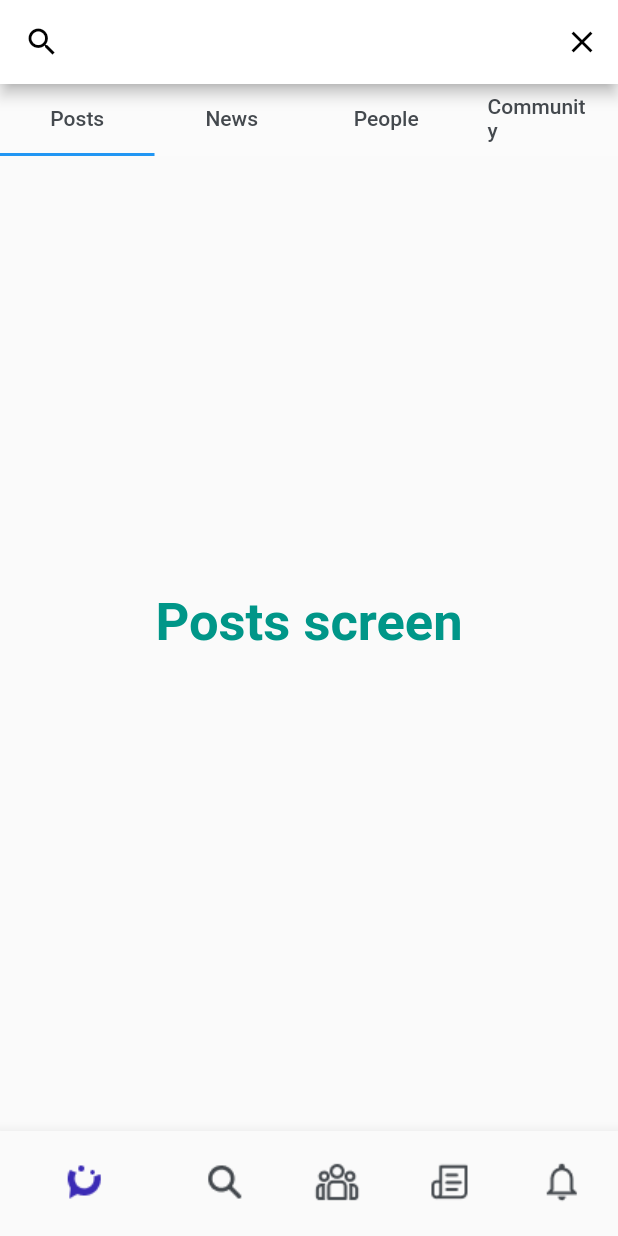
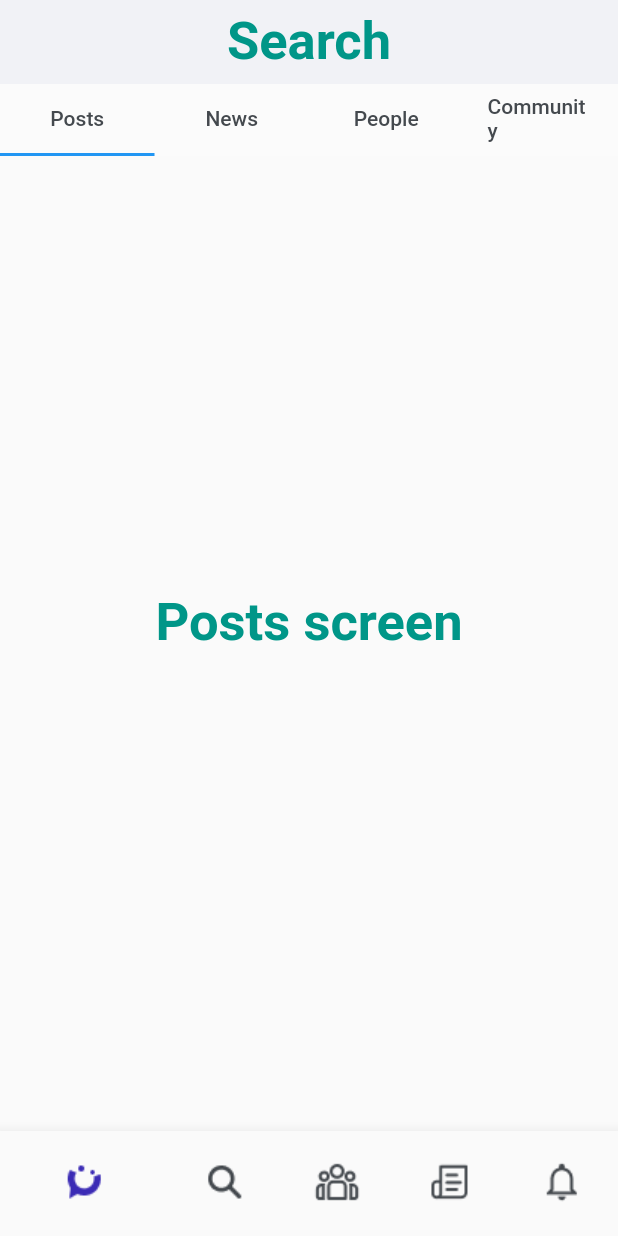
Before and after one commit to alexCodeDev/search, a Flutter app: the screen it shows after launch, on a phone screen of 412 x 824 dp. Run offline on Flutter 3.47's test engine with Material 2 defaults, Android fonts, the phone set to English and light mode, and no system bars.

Commit message:
add search widget

```diff
--- a/lib/main.dart
+++ b/lib/main.dart
@@ -1,6 +1,6 @@
 import 'package:flutter/material.dart';
 
-import 'home_page.dart';
+import 'pages/home_page.dart';
 
 void main() => runApp(MyApp());
 
--- a/lib/home_page.dart
+++ b/lib/pages/home_page.dart
@@ -1,5 +1,6 @@
 import 'package:flutter/material.dart';
-import 'package:search_new/mainscreen_page.dart';
+import 'package:search_new/pages/mainscreen_page.dart';
+import 'package:search_new/widgets/search.dart';
 
 class HomePage extends StatefulWidget {
   @override
@@ -27,12 +28,16 @@ class _HomePageState extends State<HomePage>
   @override
   Widget build(BuildContext context) {
     return Scaffold(
-      appBar: AppBar(
-        centerTitle: true,
-        leading: IconButton(icon: Icon(Icons.search), onPressed: () {}),
-        actions: <Widget>[
-          IconButton(icon: Icon(Icons.close), onPressed: () {}),
-        ],
+      // appBar: AppBar(
+      //   centerTitle: true,
+      //   leading: IconButton(icon: Icon(Icons.search), onPressed: () {}),
+      //   actions: <Widget>[
+      //     IconButton(icon: Icon(Icons.close), onPressed: () {}),
+      //   ],
+      // ),
+      appBar: PreferredSize(
+        child: SearchScreen(),
+        preferredSize: Size(double.infinity, 56),
       ),
       body: MainScreen(),
       bottomNavigationBar: BottomNavigationBar(
--- /dev/null
+++ b/lib/widgets/search.dart
@@ -0,0 +1,16 @@
+import 'package:flutter/material.dart';
+
+class SearchScreen extends StatelessWidget {
+  @override
+  Widget build(BuildContext context) {
+    return Container(
+      child: Center(
+        child: Text(
+          'Search',
+          style: TextStyle(
+              fontSize: 35, fontWeight: FontWeight.bold, color: Colors.teal),
+        ),
+      ),
+    );
+  }
+}
```
Also changed, not shown: lib/bottom tab.dart (deleted, +0 -93 lines), lib/pages/mainscreen_page.dart (renamed from lib/mainscreen_page.dart, +4 -5 lines), lib/pages/community_screen.dart (renamed from lib/community_screen.dart), lib/pages/news_screen.dart (renamed from lib/news_screen.dart), lib/pages/people_screen.dart (renamed from lib/people_screen.dart), lib/pages/posts_screen.dart (renamed from lib/posts_screen.dart), pubspec.lock.
